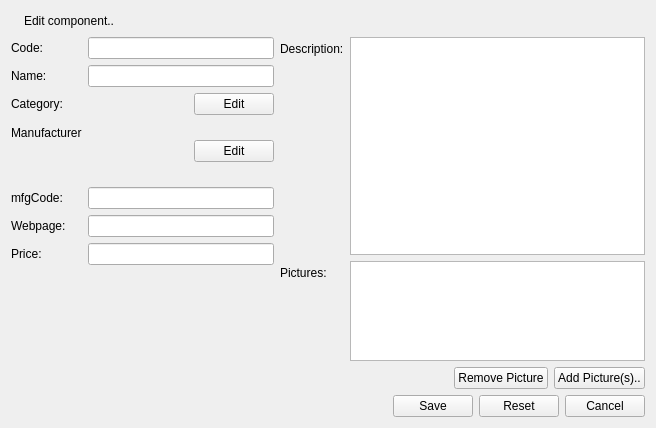
Old version of the form client/uiforms/component_edit.ui in the repository Wolframe/configurator.
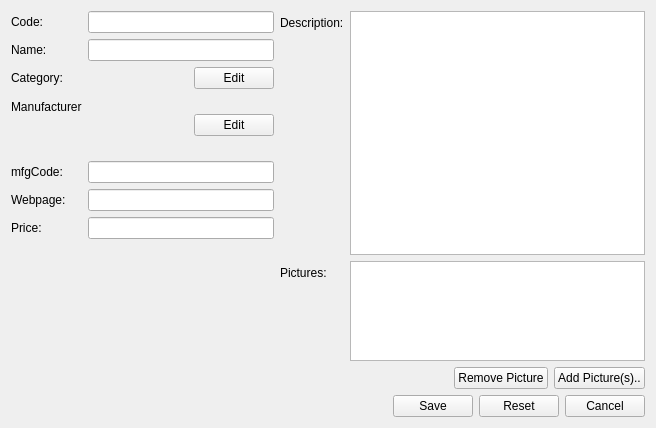
New version of the form. Icons and pictures are not drawn.

```diff
--- a/client/uiforms/component_edit.ui
+++ b/client/uiforms/component_edit.ui
@@ -20,7 +20,7 @@
    <string>Category component {id={?}; code{{main.code}}; name{{main.name}}; category{id={main.category.id}; {main.category.text}}; manufacturer{id={?}}; mfgCode{{main.mfgCode}}; webPage{{main.webPage}}; description{{main.description}}; price{{main.price}} }</string>
   </property>
   <layout class="QGridLayout" name="gridLayout">
-   <item row="5" column="0" colspan="2">
+   <item row="4" column="0" colspan="2">
     <layout class="QFormLayout" name="formLayout_2">
      <property name="fieldGrowthPolicy">
       <enum>QFormLayout::AllNonFixedFieldsGrow</enum>
@@ -184,7 +184,7 @@
      </item>
     </layout>
    </item>
-   <item row="5" column="2">
+   <item row="4" column="2">
     <layout class="QFormLayout" name="formLayout_3">
      <property name="fieldGrowthPolicy">
       <enum>QFormLayout::AllNonFixedFieldsGrow</enum>
@@ -309,41 +309,7 @@
      </item>
     </layout>
    </item>
-   <item row="0" column="0" colspan="3">
-    <layout class="QHBoxLayout" name="horizontalLayout_3">
-     <item>
-      <widget class="QLabel" name="label_2">
-       <property name="text">
-        <string/>
-       </property>
-       <property name="pixmap">
-        <pixmap resource="../configurator.qrc">:/images/brick_edit.png</pixmap>
-       </property>
-      </widget>
-     </item>
-     <item>
-      <widget class="QLabel" name="label_4">
-       <property name="text">
-        <string>Edit component..</string>
-       </property>
-      </widget>
-     </item>
-     <item>
-      <spacer name="horizontalSpacer_3">
-       <property name="orientation">
-        <enum>Qt::Horizontal</enum>
-       </property>
-       <property name="sizeHint" stdset="0">
-        <size>
-         <width>40</width>
-         <height>20</height>
-        </size>
-       </property>
-      </spacer>
-     </item>
-    </layout>
-   </item>
-   <item row="6" column="0" colspan="3">
+   <item row="5" column="0" colspan="3">
     <layout class="QHBoxLayout" name="horizontalLayout">
      <item>
       <spacer name="horizontalSpacer">
```
Left out of the diff: 4 changed lines with no effect on the pictures.
